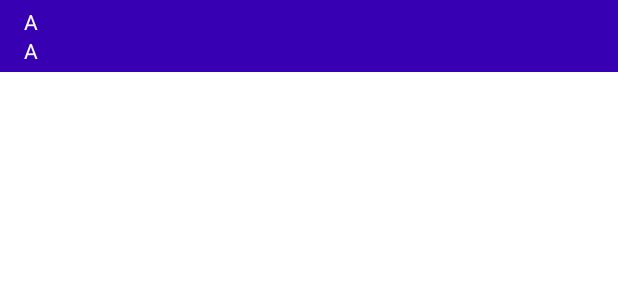
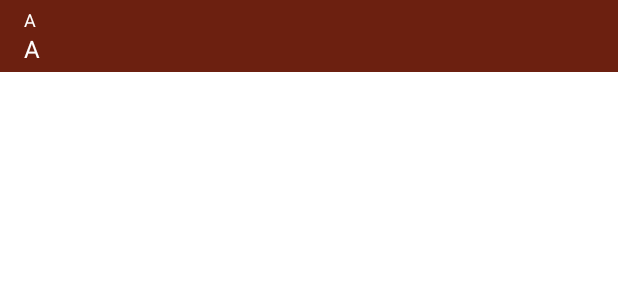
Before and after one commit to VitaSokolova/RijksmuseumMasterpieces, an Android app: the layout list_item_title_header.xml on its own in the app's theme, with its tools: preview values and no code run, on a phone screen of 412 x 824 dp. Shown: the top 300 px of the screen. Run offline under Robolectric (Android 15) with nearby library versions, the phone set to English and light mode, and no system bars.

Commit message:
color schema is changed into more matching

```diff
--- a/app/src/main/java/com/rijksmuseum/masterpieces/features/list/MasterpiecesListFragment.kt
+++ b/app/src/main/java/com/rijksmuseum/masterpieces/features/list/MasterpiecesListFragment.kt
@@ -66,11 +66,11 @@ class MasterpiecesListFragment : Fragment() {
 
 
     private fun observeViewModel() {
-        viewModel.artObjects.observe(viewLifecycleOwner, Observer { data ->
+        viewModel.artObjects.observe(viewLifecycleOwner, Observer { requestUi ->
             when {
-                data.hasData -> renderArtObjects(data?.data ?: PaginationBundle())
-                data.isLoading -> renderLoading()
-                data.hasError -> renderErrorPlaceholder()
+                requestUi.data != null -> renderArtObjects(requestUi?.data)
+                requestUi.isLoading -> renderLoading()
+                requestUi.hasError -> renderErrorPlaceholder()
             }
         }
         )
--- a/app/src/main/res/layout/list_item_title_header.xml
+++ b/app/src/main/res/layout/list_item_title_header.xml
@@ -15,6 +15,7 @@
         android:ellipsize="end"
         android:maxLines="1"
         android:text="@string/masterpieces_list_header_hint"
+        android:textAppearance="@style/TextAppearance.MaterialComponents.Caption"
         android:textColor="?attr/colorOnPrimary"
         tools:text="A" />
 
@@ -25,6 +26,7 @@
         android:background="?attr/colorPrimaryVariant"
         android:ellipsize="end"
         android:maxLines="1"
+        android:textAppearance="@style/TextAppearance.MaterialComponents.Body1"
         android:textColor="?attr/colorOnPrimary"
         tools:text="A" />
 
--- a/app/src/main/res/values-night/themes.xml
+++ b/app/src/main/res/values-night/themes.xml
@@ -1,13 +1,13 @@
 <resources xmlns:tools="http://schemas.android.com/tools">
     <!-- Base application theme. -->
-    <style name="AppTheme" parent="Theme.MaterialComponents.DayNight.DarkActionBar">
+    <style name="AppTheme" parent="Theme.MaterialComponents.DayNight.NoActionBar">
         <!-- Primary brand color. -->
-        <item name="colorPrimary">@color/purple_200</item>
-        <item name="colorPrimaryVariant">@color/purple_700</item>
+        <item name="colorPrimary">@color/sand</item>
+        <item name="colorPrimaryVariant">@color/red</item>
         <item name="colorOnPrimary">@color/black</item>
         <!-- Secondary brand color. -->
-        <item name="colorSecondary">@color/teal_200</item>
-        <item name="colorSecondaryVariant">@color/teal_200</item>
+        <item name="colorSecondary">@color/light_blue</item>
+        <item name="colorSecondaryVariant">@color/light_blue</item>
         <item name="colorOnSecondary">@color/black</item>
         <!-- Status bar color. -->
         <item name="android:statusBarColor" tools:targetApi="l">?attr/colorPrimaryVariant</item>
--- a/app/src/main/res/values/colors.xml
+++ b/app/src/main/res/values/colors.xml
@@ -1,10 +1,10 @@
 <?xml version="1.0" encoding="utf-8"?>
 <resources>
-    <color name="purple_200">#FFBB86FC</color>
-    <color name="purple_500">#FF6200EE</color>
-    <color name="purple_700">#FF3700B3</color>
-    <color name="teal_200">#FF03DAC5</color>
-    <color name="teal_700">#FF018786</color>
+    <color name="sand">#b07d4e</color>
+    <color name="orange">#b04c28</color>
+    <color name="red">#6c2010</color>
+    <color name="light_blue">#a0a199</color>
+    <color name="blue">#556974</color>
     <color name="black">#FF000000</color>
     <color name="white">#FFFFFFFF</color>
     <color name="gray">#F2F2F2</color>
--- a/app/src/main/res/values/themes.xml
+++ b/app/src/main/res/values/themes.xml
@@ -3,14 +3,14 @@
     <attr name="stubsColor" format="color|reference" />
 
     <!-- Base application theme. -->
-    <style name="AppTheme" parent="Theme.MaterialComponents.DayNight.DarkActionBar">
+    <style name="AppTheme" parent="Theme.MaterialComponents.DayNight.NoActionBar">
         <!-- Primary brand color. -->
-        <item name="colorPrimary">@color/purple_500</item>
-        <item name="colorPrimaryVariant">@color/purple_700</item>
+        <item name="colorPrimary">@color/orange</item>
+        <item name="colorPrimaryVariant">@color/red</item>
         <item name="colorOnPrimary">@color/white</item>
         <!-- Secondary brand color. -->
-        <item name="colorSecondary">@color/teal_200</item>
-        <item name="colorSecondaryVariant">@color/teal_700</item>
+        <item name="colorSecondary">@color/light_blue</item>
+        <item name="colorSecondaryVariant">@color/blue</item>
         <item name="colorOnSecondary">@color/black</item>
         <!-- Status bar color. -->
         <item name="android:statusBarColor" tools:targetApi="l">?attr/colorPrimaryVariant</item>
```
